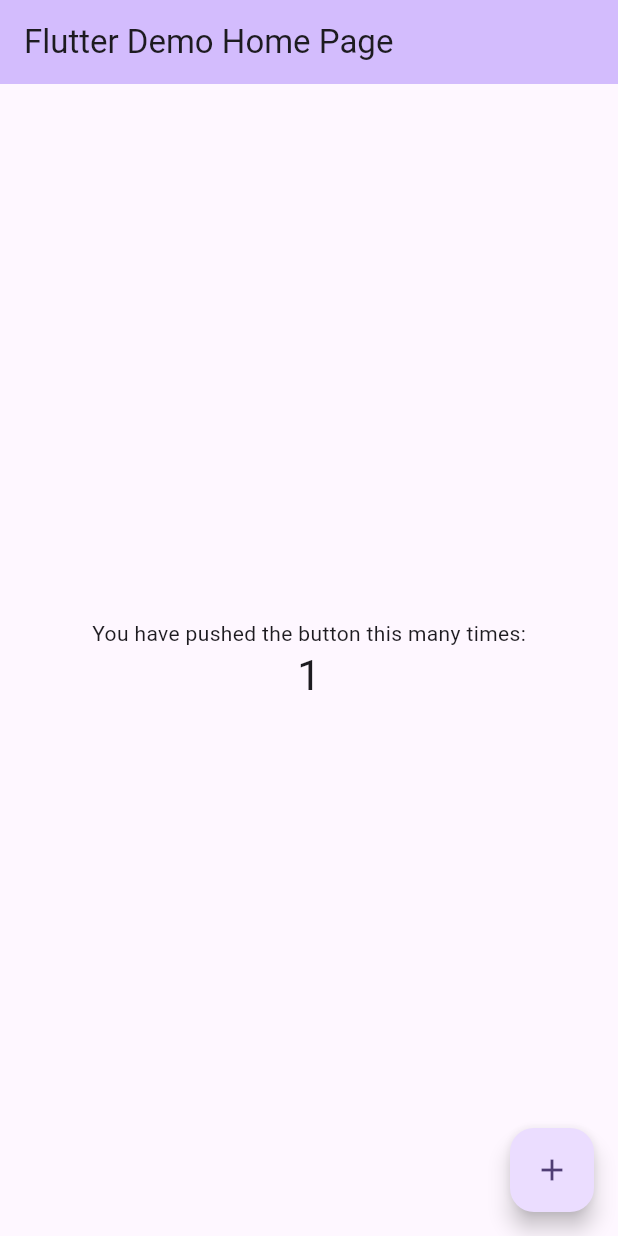
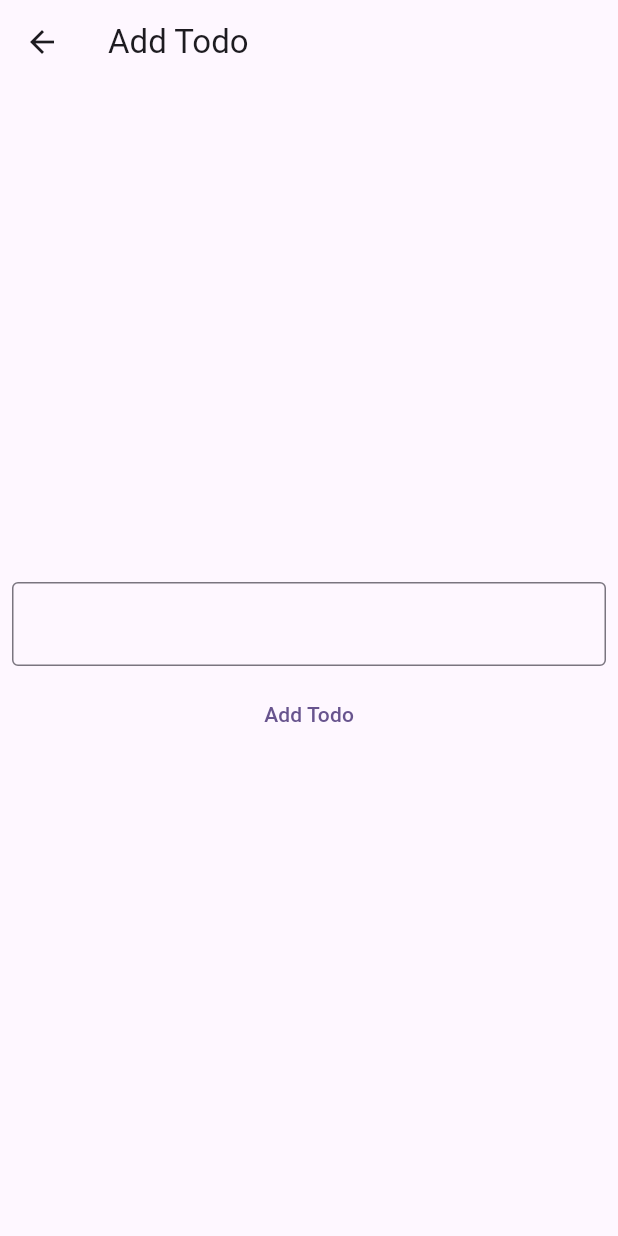
Before and after one commit to offfahad/state-management-app, a Flutter app: the screen it shows after launch, after a tap on the "add" icon, on a phone screen of 412 x 824 dp. Run offline on Flutter 3.47's test engine with Material 2 defaults, Android fonts, the phone set to English and light mode, and no system bars; our stand-ins replace flutter_riverpod.

Commit message:
add-todo-screen-done

```diff
--- a/lib/main.dart
+++ b/lib/main.dart
@@ -1,8 +1,9 @@
 import 'package:flutter/material.dart';
+import 'package:flutter_riverpod/flutter_riverpod.dart';
 import 'package:todo_app/pages/home.dart';
 
 void main() {
-  runApp(const MyApp());
+  runApp(const ProviderScope (child: MyApp()));
 }
 
 class MyApp extends StatelessWidget {
--- a/lib/pages/add.dart
+++ b/lib/pages/add.dart
@@ -0,0 +1,38 @@
+import 'package:flutter/material.dart';
+import 'package:flutter_riverpod/flutter_riverpod.dart';
+import 'package:todo_app/providers/todo_provider.dart';
+
+class AddTodo extends ConsumerWidget {
+  const AddTodo({super.key});
+
+  @override
+  Widget build(BuildContext context, WidgetRef ref) {
+    TextEditingController todoController = TextEditingController();
+    return Scaffold(
+      appBar: AppBar(
+        title: const Text("Add Todo"),
+      ),
+      body: Center(
+          child: Column(
+        mainAxisAlignment: MainAxisAlignment.center,
+        children: [
+          Padding(
+            padding: const EdgeInsets.all(8.0),
+            child: TextField(
+              controller: todoController,
+              decoration: const InputDecoration(
+                border: OutlineInputBorder(),
+              ),
+            ),
+          ),
+          TextButton(
+              onPressed: () {
+                ref.read(todoProvider.notifier).addTodo(todoController.text);
+                Navigator.pop(context);
+              },
+              child: const Text("Add Todo"))
+        ],
+      )),
+    );
+  }
+}
--- a/lib/pages/home.dart
+++ b/lib/pages/home.dart
@@ -1,4 +1,5 @@
 import 'package:flutter/material.dart';
+import 'package:todo_app/pages/add.dart';
 
 class MyHomePage extends StatefulWidget {
   const MyHomePage({super.key, required this.title});
@@ -9,14 +10,6 @@ class MyHomePage extends StatefulWidget {
 }
 
 class _MyHomePageState extends State<MyHomePage> {
-  int _counter = 0;
-
-  void _incrementCounter() {
-    setState(() {
-      _counter++;
-    });
-  }
-
   @override
   Widget build(BuildContext context) {
     return Scaffold(
@@ -24,22 +17,14 @@ class _MyHomePageState extends State<MyHomePage> {
         backgroundColor: Theme.of(context).colorScheme.inversePrimary,
         title: Text(widget.title),
       ),
-      body: Center(
-        child: Column(
-          mainAxisAlignment: MainAxisAlignment.center,
-          children: <Widget>[
-            const Text(
-              'You have pushed the button this many times:',
-            ),
-            Text(
-              '$_counter',
-              style: Theme.of(context).textTheme.headlineMedium,
-            ),
-          ],
+      body: Center(),
+      floatingActionButton: FloatingActionButton(
+        onPressed: () => Navigator.push(
+          context,
+          MaterialPageRoute(
+            builder: (context) => const AddTodo(),
+          ),
         ),
-      ),
-      floatingActionButton: FloatingActionButton(
-        onPressed: _incrementCounter,
         tooltip: 'Increment',
         child: const Icon(Icons.add),
       ), // This trailing comma makes auto-formatting nicer for build methods.
```
